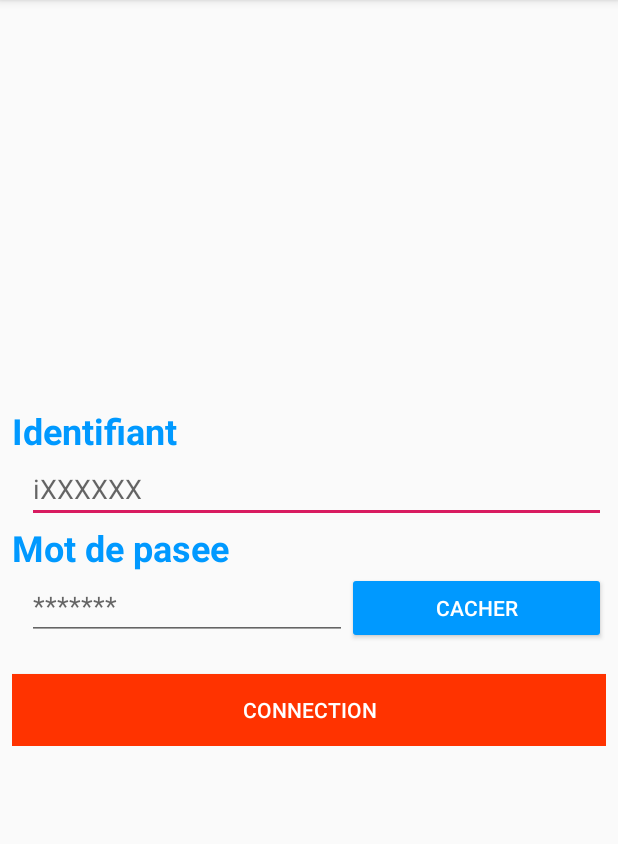
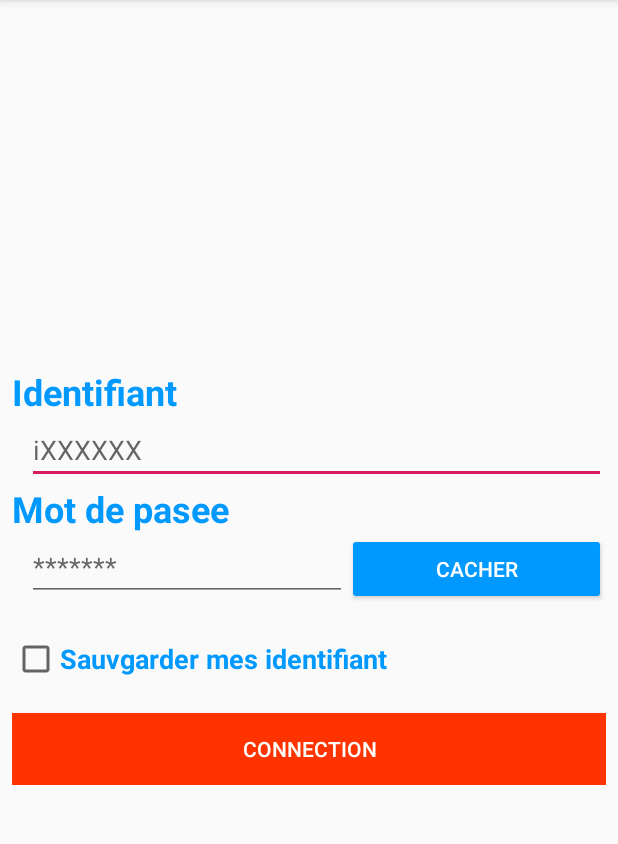
Before and after one commit to QuentinPin/PTS4Android, an Android app: the screen it shows after launch (ConnectionActivity), after a tap on "CONNECTION", on a phone screen of 412 x 824 dp, the part 84-928 px from its top. Run offline under Robolectric (Android 15) with nearby library versions, the phone set to English and light mode, and no system bars; 3 other taps on this screen came first.

Commit message:
Ajout de la sauvegarde des identifiant

```diff
--- a/app/src/main/java/com/example/quent/pts4android/ConnectionActivity.java
+++ b/app/src/main/java/com/example/quent/pts4android/ConnectionActivity.java
@@ -1,11 +1,14 @@
 package com.example.quent.pts4android;
 
+import android.content.SharedPreferences;
+import android.preference.PreferenceManager;
 import android.support.v7.app.AppCompatActivity;
 import android.os.Bundle;
 import android.text.InputType;
 import android.util.Log;
 import android.view.View;
 import android.widget.Button;
+import android.widget.CheckBox;
 import android.widget.EditText;
 
 public class ConnectionActivity extends AppCompatActivity {
@@ -14,6 +17,7 @@ public class ConnectionActivity extends AppCompatActivity {
     private EditText motDePasseEditText;
     private Button connectionButton;
     private Button afficherMotDePasseButton;
+    private CheckBox sauvegardeIdentifiantCheckBox;
 
     @Override
     protected void onCreate(Bundle savedInstanceState) {
@@ -23,6 +27,7 @@ public class ConnectionActivity extends AppCompatActivity {
         motDePasseEditText = findViewById(R.id.motDePasseEditText);
         connectionButton = findViewById(R.id.connectionButton);
         afficherMotDePasseButton = findViewById(R.id.afficherMotDePasseButton);
+        sauvegardeIdentifiantCheckBox = findViewById(R.id.sauvegardeIdentifiantCheckBox);
         afficherMotDePasseButton.setOnClickListener(new View.OnClickListener() {
             @Override
             public void onClick(View v) {
@@ -35,6 +40,14 @@ public class ConnectionActivity extends AppCompatActivity {
                 connectionButtonAction();
             }
         });
+        SharedPreferences preferences = PreferenceManager.getDefaultSharedPreferences(this);
+        String identifiant = preferences.getString("Identifiant","");
+        String motDePasse = preferences.getString("MotDePasse","");
+        identifiantEditText.setText(identifiant);
+        motDePasseEditText.setText(motDePasse);
+        if (!identifiant.equals("")){
+            sauvegardeIdentifiantCheckBox.setChecked(true);
+        }
     }
 
     private void afficherMotDePasseAction() {
@@ -50,6 +63,7 @@ public class ConnectionActivity extends AppCompatActivity {
     private void connectionButtonAction() {
         String id = identifiantEditText.getText().toString();
         String mdp = motDePasseEditText.getText().toString();
+        sauvegardeIdentifiant(id, mdp);
         /*
         Appelle de l'API ici
         */
@@ -58,4 +72,14 @@ public class ConnectionActivity extends AppCompatActivity {
         Changement d'interface
          */
     }
+
+    private void sauvegardeIdentifiant(String id, String mdp){
+        if(sauvegardeIdentifiantCheckBox.isChecked()){
+            SharedPreferences preferences = PreferenceManager.getDefaultSharedPreferences(this);
+            SharedPreferences.Editor editor = preferences.edit();
+            editor.putString("Identifiant", id);
+            editor.putString("MotDePasse", mdp);
+            editor.apply();
+        }
+    }
 }
--- a/app/src/main/res/layout/activity_connection.xml
+++ b/app/src/main/res/layout/activity_connection.xml
@@ -72,6 +72,18 @@
                 android:textColor="@android:color/background_light" />
         </LinearLayout>
 
+        <CheckBox
+            android:id="@+id/sauvegardeIdentifiantCheckBox"
+            android:layout_width="wrap_content"
+            android:layout_height="wrap_content"
+            android:layout_marginTop="20dp"
+            android:layout_weight="1"
+            android:text="Sauvgarder mes identifiant"
+            android:textAppearance="@style/TextAppearance.AppCompat"
+            android:textColor="@color/colorLabel"
+            android:textSize="18sp"
+            android:textStyle="bold" />
+
         <Button
             android:id="@+id/connectionButton"
             android:layout_width="match_parent"
```
Also changed, not shown: app/src/main/res/layout/activity_splash_screen.xml (+27 -0 lines), app/src/main/res/drawable/chargement.gif (added), app/src/main/res/drawable/logo_application_rond.png (added).
